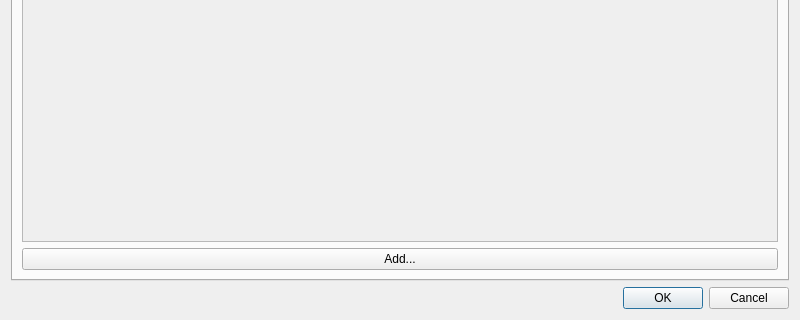
Before: the Qt Designer form app/contactdialog.ui in DarkHobbit/doublecontact, drawn with Qt 5; both pictures show x 0 to 800 and y 260 to 580 of the 800 by 580 pixel window.
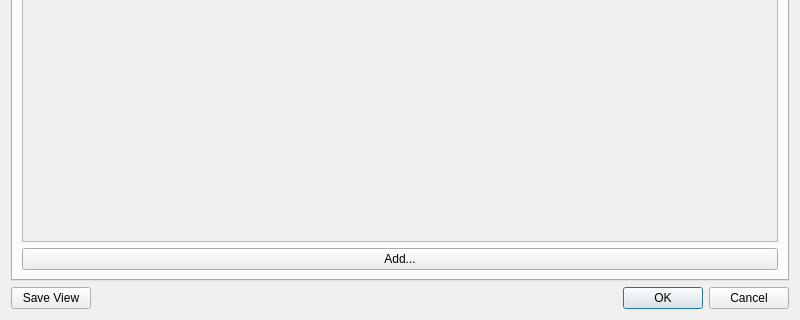
After: the same form once the commit is applied. The open tabs and pages were chosen to show the change. Icons and pictures are not drawn.

Commit message: At contact edit dialog, Save view button added

```diff
--- a/app/contactdialog.ui
+++ b/app/contactdialog.ui
@@ -651,6 +651,28 @@
     </widget>
    </item>
    <item>
+    <layout class="QHBoxLayout" name="horizontalLayout_3">
+     <item>
+      <widget class="QPushButton" name="btnSaveView">
+       <property name="text">
+        <string>Save View</string>
+       </property>
+      </widget>
+     </item>
+     <item>
+      <spacer name="horizontalSpacer">
+       <property name="orientation">
+        <enum>Qt::Horizontal</enum>
+       </property>
+       <property name="sizeHint" stdset="0">
+        <size>
+         <width>40</width>
+         <height>20</height>
+        </size>
+       </property>
+      </spacer>
+     </item>
+     <item>
     <widget class="QDialogButtonBox" name="buttonBox">
      <property name="orientation">
       <enum>Qt::Horizontal</enum>
@@ -659,6 +681,8 @@
       <set>QDialogButtonBox::Cancel|QDialogButtonBox::Ok</set>
      </property>
     </widget>
+     </item>
+    </layout>
    </item>
   </layout>
  </widget>
```
Left out of the diff: 2 changed lines with no effect on the pictures. Lines whose indentation alone changed are shown as unchanged. The commit also changes 14 other files.
